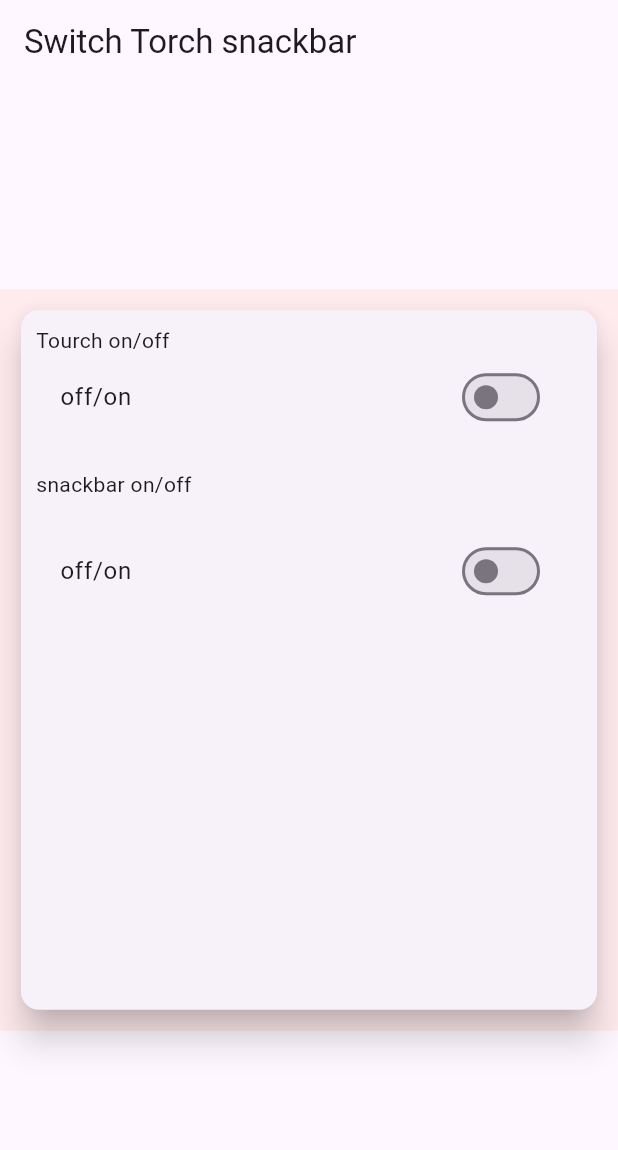
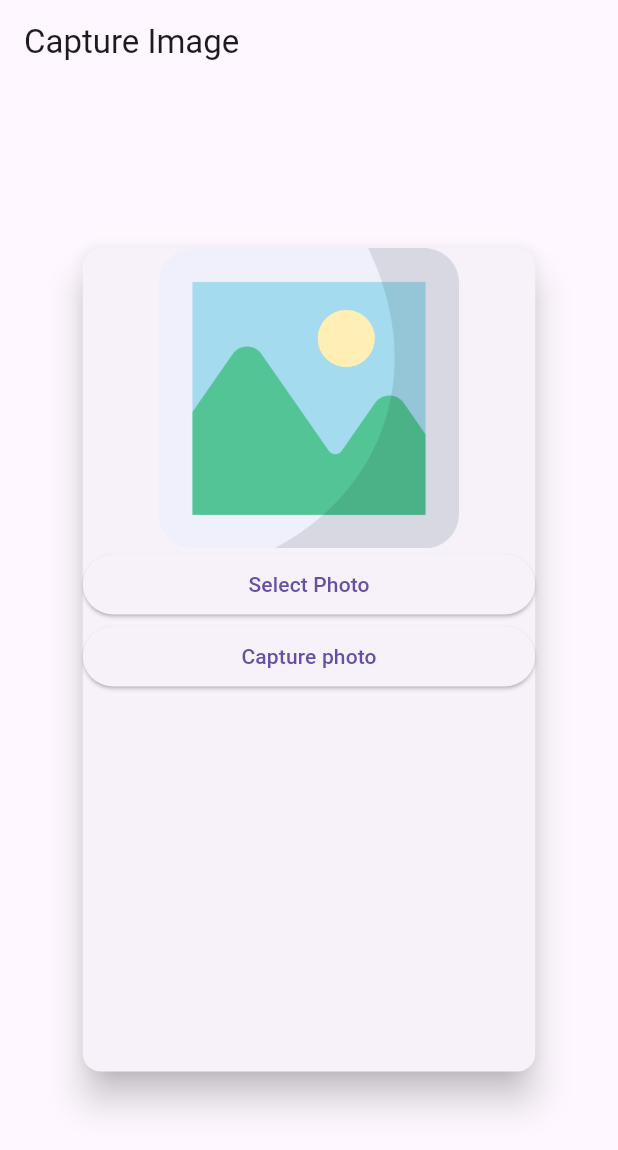
Before and after one commit to theeasylearn/flutter_11_basic_of_flutter, a Flutter app: the screen it shows after launch, on a phone screen of 412 x 824 dp. Shown: the top 1150 px of the screen. Run offline on Flutter 3.47's test engine with Material 3 defaults, Android fonts, the phone set to English and light mode, and no system bars; our stand-ins replace image_picker, top_snackbar_flutter, vibration; missing offline and left inert: torch_light.

Commit message:
Initial commit

```diff
--- /dev/null
+++ b/lib/camera_gallary_image.dart
@@ -0,0 +1,114 @@
+import 'dart:io';
+
+import 'package:flutter/material.dart';
+import 'package:flutter/services.dart';
+import 'package:image_picker/image_picker.dart';
+class CameraGallaryImage extends StatefulWidget {
+
+  @override
+  State<CameraGallaryImage> createState() => _CameraGallaryImageState();
+}
+
+class _CameraGallaryImageState extends State<CameraGallaryImage> {
+  XFile? imageFile = null;
+  final ImagePicker _picker = ImagePicker();  // Picker instance
+  Future<void> _takePhoto() async {
+    try {
+      final XFile? photo = await _picker.pickImage(
+        source: ImageSource.camera,
+        preferredCameraDevice: CameraDevice.rear,
+        // Use front or rear
+        imageQuality: 85,
+        // Optional: reduce file size
+        maxWidth: 1920,
+        // Optional: resize
+        maxHeight: 1080,
+      );
+
+      if (photo != null) {
+        setState(() {
+          imageFile = photo;
+        });
+      }
+    } on PlatformException catch (e) {
+      if (mounted) {
+        String message = 'Failed to take photo';
+        if (e.code == 'camera_access_denied') {
+          message = 'Camera permission denied';
+        }
+        ScaffoldMessenger.of(context).showSnackBar(
+          SnackBar(content: Text(message), backgroundColor: Colors.red),
+        );
+      }
+    } catch (e) {
+      if (mounted) {
+        ScaffoldMessenger.of(context).showSnackBar(
+          SnackBar(content: Text('Error: $e')),
+        );
+      }
+    }
+  }
+
+  @override
+  Widget build(BuildContext context) {
+    return Scaffold(
+      appBar: AppBar(
+        title: Text("Capture Image"),
+      ),
+      body: Center(
+          child: Container(
+              width: MediaQuery.of(context).size.width * 0.80,
+              height: MediaQuery.of(context).size.height * 0.70,
+              child: Padding(padding: EdgeInsets.all(10),
+              child: Card(
+                  elevation: 10,
+                  child: Column(
+                      crossAxisAlignment: CrossAxisAlignment.stretch,
+                      children: [
+                          DisplayTextOrImage(),
+                          ElevatedButton(onPressed: () async {
+                              try {
+                                final XFile? pickedFile = await _picker.pickImage(
+                                  source: ImageSource.gallery,  // Use ImageSource.camera for camera
+                                );
+                                if (pickedFile != null) {
+                                  setState(() {
+                                    imageFile = pickedFile;
+                                  });
+                                }
+                              } catch (e) {
+                                if (mounted) {
+                                  ScaffoldMessenger.of(context).showSnackBar(
+                                    SnackBar(content: Text('Error picking image: $e')),
+                                  );
+                                }
+                              }
+                            },
+                              child: Text("Select Photo")
+                          ),
+                        ElevatedButton(onPressed: () => _takePhoto() ,
+                            child: Text("Capture photo"))
+                      ],
+                  ),
+              ),
+              ),
+
+          ),
+      ),
+    );
+  }
+
+  Widget DisplayTextOrImage() {
+    if (imageFile == null) {
+      return Center(
+        child: Image.asset("images/picture.png",height: 200,width: 200,),
+      );
+    } else {
+      return Image.file(
+        File(imageFile!.path),
+        fit: BoxFit.cover,
+      );
+    }
+  }
+
+}
--- a/lib/main.dart
+++ b/lib/main.dart
@@ -12,6 +12,7 @@ import 'package:flutter/material.dart';
 // import 'card_demo_1.dart';
 import 'MySliverDemo1.dart';
 import 'button_demo.dart';
+import 'camera_gallary_image.dart';
 // import 'sizebox_demo.dart';
 // import 'aspect_ratio_demo.dart';
 // import 'table_demo_1.dart';
@@ -22,5 +23,5 @@ import 'button_demo.dart';
 // import 'media_query_demo.dart';
 void main()
 {
-    runApp(MaterialApp(home: SwitchTorchSnackhar()));
+    runApp(MaterialApp(home: CameraGallaryImage()));
 }
--- a/pubspec.yaml
+++ b/pubspec.yaml
@@ -37,6 +37,7 @@ dependencies:
   cupertino_icons: ^1.0.8
   torch_light: ^1.1.0
   top_snackbar_flutter: ^3.3.0
+  image_picker: ^1.1.2
 
 dev_dependencies:
   flutter_test:
@@ -66,6 +67,7 @@ flutter:
      - images/cat.jpg
      - images/cat1.jpg
      - images/cat2.jpg
+     - images/picture.png
   # An image asset can refer to one or more resolution-specific "variants", see
   # https://flutter.dev/to/resolution-aware-images
 
```
Also changed, not shown: images/picture.png (added), pubspec.lock, 7 other files.
